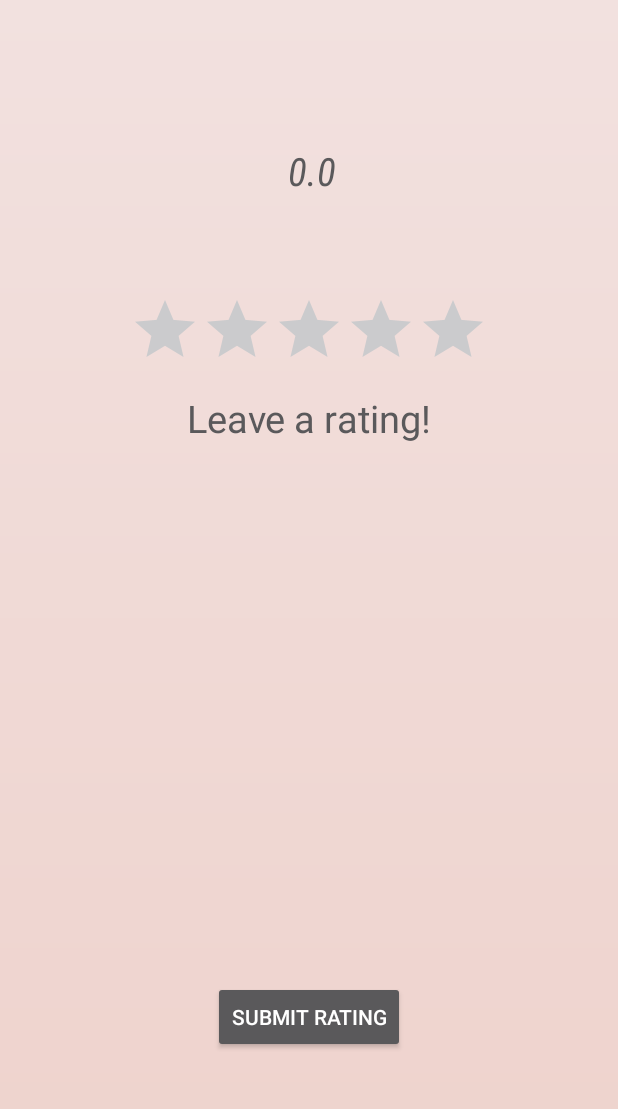
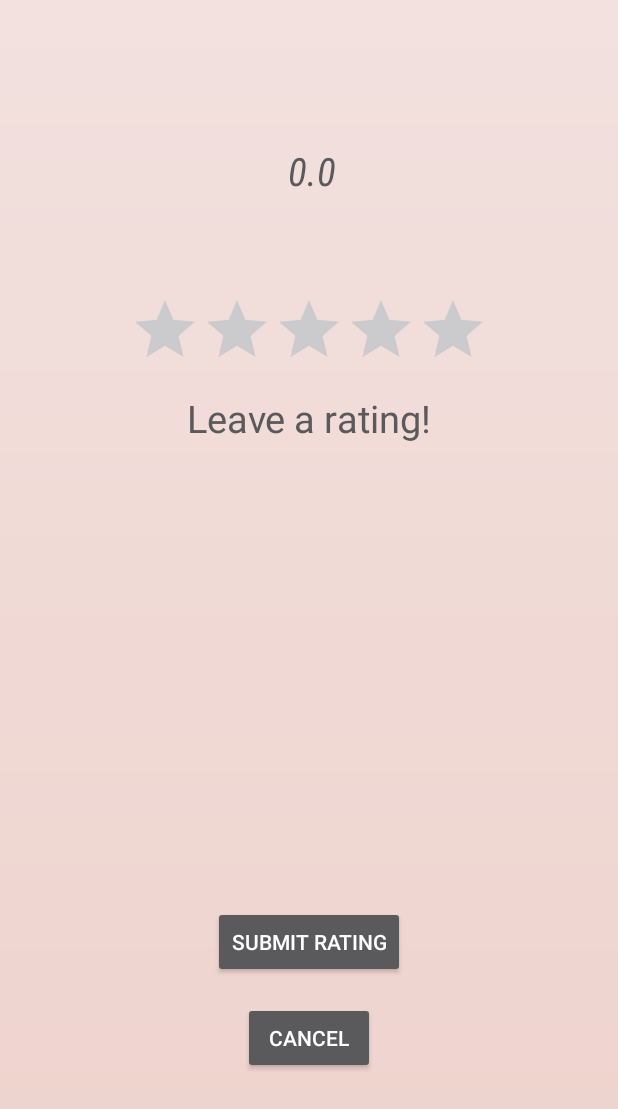
Before and after one commit to aberamseyer/RateMe, an Android app: the ProfileActivity screen opened directly, with no data from a screen before it, on a phone screen of 412 x 824 dp. Shown: the top 1109 px of the screen. Run offline under Robolectric (Android 15) with nearby library versions, the phone set to English and light mode, and no system bars; our stand-ins replace Firebase (no records; nobody signed in at launch, a user with empty details on screens opened directly); 1 statement that could not run was skipped.

Commit message:
1. added a couple cancel buttons 2. added ability to switch camera direction

```diff
--- a/app/src/main/java/com/abe/jason/rateme/activity/FindNearbyDevices.java
+++ b/app/src/main/java/com/abe/jason/rateme/activity/FindNearbyDevices.java
@@ -39,6 +39,12 @@ public class FindNearbyDevices extends AppCompatActivity {
     protected void onCreate(Bundle savedInstanceState) {
         super.onCreate(savedInstanceState);
         setContentView(R.layout.activity_nearby_users);
+        findViewById(R.id.btn_cancel).setOnClickListener(new View.OnClickListener() {
+            @Override
+            public void onClick(View view) {
+                finish();
+            }
+        });
         ListView lvFoundUsers = findViewById(R.id.list_nearby);
         final ListAdapter mListAdapter = new ListAdapter(this, usersInList);
         lvFoundUsers.setAdapter(mListAdapter);
--- a/app/src/main/java/com/abe/jason/rateme/activity/ProfileActivity.java
+++ b/app/src/main/java/com/abe/jason/rateme/activity/ProfileActivity.java
@@ -41,6 +41,12 @@ public class ProfileActivity extends AppCompatActivity {
         final ArrayList<Double> defaultList = new ArrayList<Double>(1);
         setContentView(R.layout.profile_view);
 
+        findViewById(R.id.btn_cancel).setOnClickListener(new View.OnClickListener() {
+            @Override
+            public void onClick(View view) {
+                finish();
+            }
+        });
         Intent intent = getIntent();
         this.name = intent.getStringExtra("passedName");
         this.rating = intent.getDoubleExtra("passedRating", 0.0);
--- a/app/src/main/java/com/abe/jason/rateme/kairos/enroll/EnrollRequest.java
+++ b/app/src/main/java/com/abe/jason/rateme/kairos/enroll/EnrollRequest.java
@@ -70,7 +70,8 @@ public class EnrollRequest extends AsyncTask<String, String, String> {
 
             try {
                 EnrollResponse responseData = enrollResponseAdapter.fromJson(response.body().source());
-                responseString = "Successfully enrolled for user " + MainActivity.mFireBaseUserId + ", face_id #: " + responseData.getFaceId();
+//                responseString = "Successfully enrolled for user " + MainActivity.mFireBaseUserId + ", face_id #: " + responseData.getFaceId();
+                responseString = "Successfully enrolled face!";
                 Log.d(TAG, "quality: " + responseData.getImages().get(0).getTransaction().getQuality());
                 success = true;
             } catch (RuntimeException e) {
--- a/app/src/main/res/layout/profile_view.xml
+++ b/app/src/main/res/layout/profile_view.xml
@@ -72,10 +72,18 @@
         android:id="@+id/submitRatingButton"
         android:layout_width="wrap_content"
         android:layout_height="wrap_content"
-        android:layout_marginBottom="122dp"
-        android:layout_marginEnd="148dp"
-        android:layout_marginStart="148dp"
-        android:text="Submit Rating"
+        android:layout_marginBottom="16dp"
+        android:text="@string/submit_rating"
+        app:layout_constraintBottom_toTopOf="@id/btn_cancel"
+        app:layout_constraintEnd_toEndOf="parent"
+        app:layout_constraintStart_toStartOf="parent" />
+
+    <Button
+        android:id="@+id/btn_cancel"
+        android:layout_width="wrap_content"
+        android:layout_height="wrap_content"
+        android:layout_marginBottom="108dp"
+        android:text="@string/cancel"
         app:layout_constraintBottom_toBottomOf="parent"
         app:layout_constraintEnd_toEndOf="parent"
         app:layout_constraintStart_toStartOf="parent" />
--- a/app/src/main/res/values/strings.xml
+++ b/app/src/main/res/values/strings.xml
@@ -25,7 +25,6 @@
     <string name="registration_title">Who is this again?</string>
     <string name="change_name">Change name</string>
     <string name="first_name_hint">Only letters allowed</string>
-    <string name="cancel">Cancel</string>
     <string name="account_management">Account Management</string>
     <string name="leave_a_rating">Leave a rating!</string>
     <string name="welcome_to_rateme">Welcome to RateMe!</string>
@@ -33,4 +32,6 @@
     <string name="looking_for_nearby_users">Looking for nearby users...</string>
     <string name="you_are_visible_to_others_while_this_page_is_open">You are visible to others while this page is open</string>
     <string name="tap_a_user_in_the_list_to_rate_them">Tap a user in the list to rate them</string>
+    <string name="submit_rating">Submit Rating</string>
+    <string name="cancel">Cancel</string>
 </resources>
```
Also changed, not shown: app/src/main/java/com/abe/jason/rateme/activity/FaceTrackerActivity.java (+42 -14 lines), app/src/main/res/layout/activity_nearby_users.xml (+10 -1 lines), app/src/main/res/layout/camera_preview.xml (+10 -0 lines), app/src/main/res/drawable-hdpi/ic_switch_camera.png (added), app/src/main/res/drawable-mdpi/ic_switch_camera.png (added), app/src/main/res/drawable-xhdpi/ic_switch_camera.png (added), app/src/main/res/drawable-xxhdpi/ic_switch_camera.png (added).
